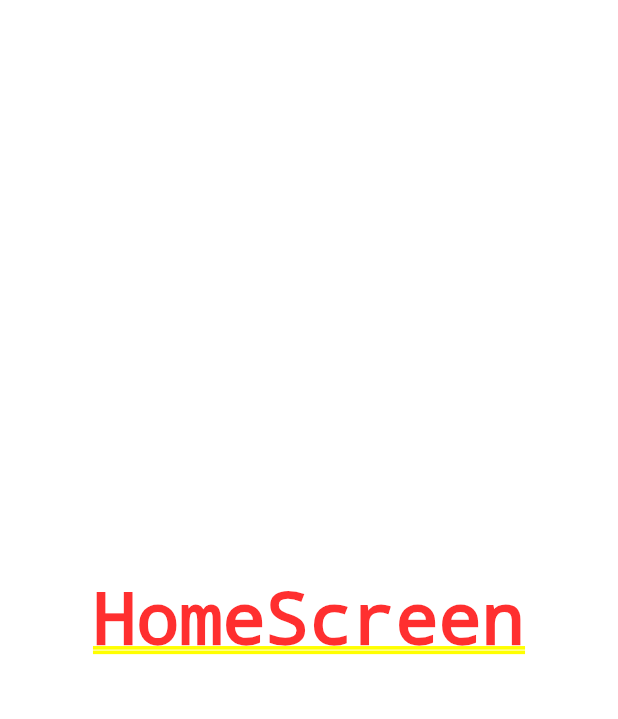
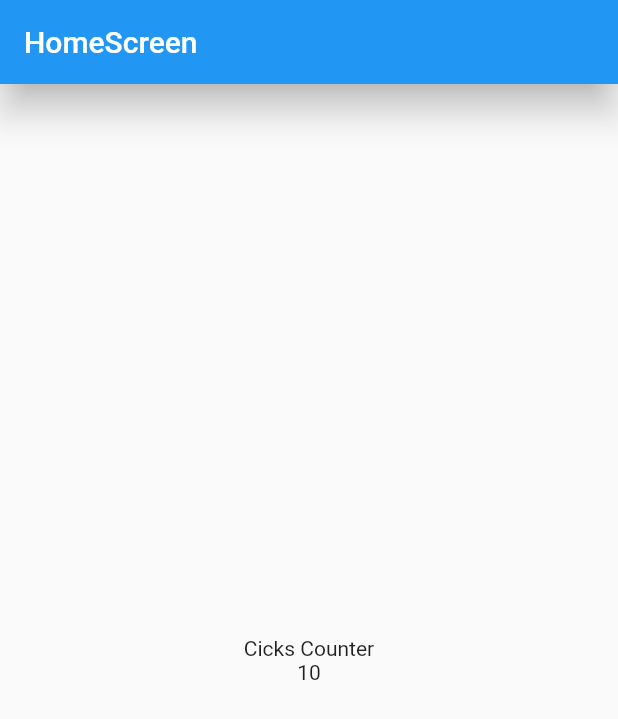
Before and after one commit to Jomiar/counter_app, a Flutter app: the screen it shows after launch, on a phone screen of 412 x 824 dp. Shown: the top 719 px of the screen. Run offline on Flutter 3.47's test engine with Material 2 defaults, Android fonts, the phone set to English and light mode, and no system bars.

Commit message:
Se agrego un appBar y el widget column en el body

```diff
--- a/lib/screens/home_screen.dart
+++ b/lib/screens/home_screen.dart
@@ -5,8 +5,17 @@ class HomeScreen extends StatelessWidget {
 
   @override
   Widget build(BuildContext context) {
-    return const Center(
-      child: Text('HomeScreen'),
+    return Scaffold(
+      appBar: AppBar(
+        title: const Text('HomeScreen'),
+        elevation: 10.0,
+      ),
+      body: Center(
+        child: Column(
+          mainAxisAlignment: MainAxisAlignment.center,
+          children: const <Widget>[Text('Cicks Counter'), Text('10')],
+        ),
+      ),
     );
   }
 }
```
